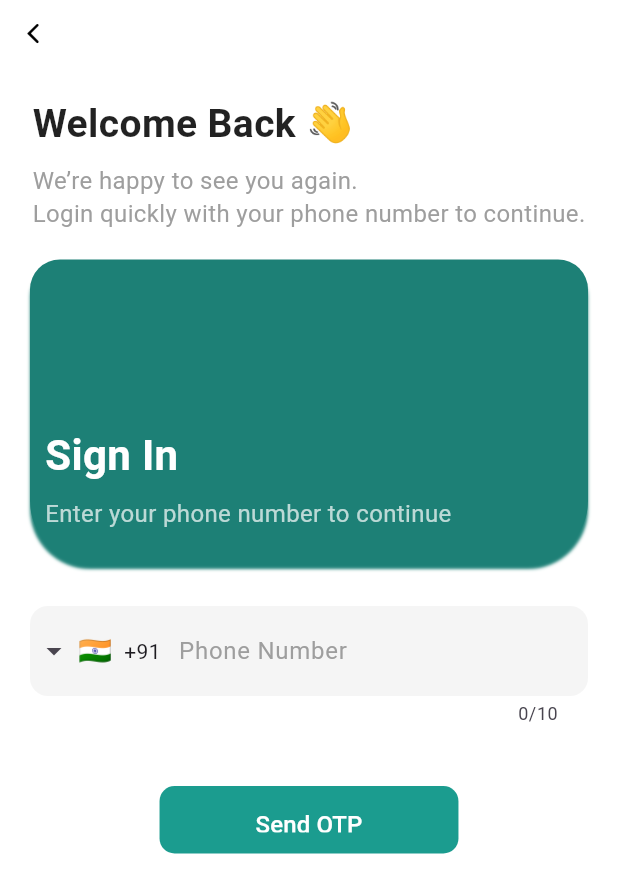
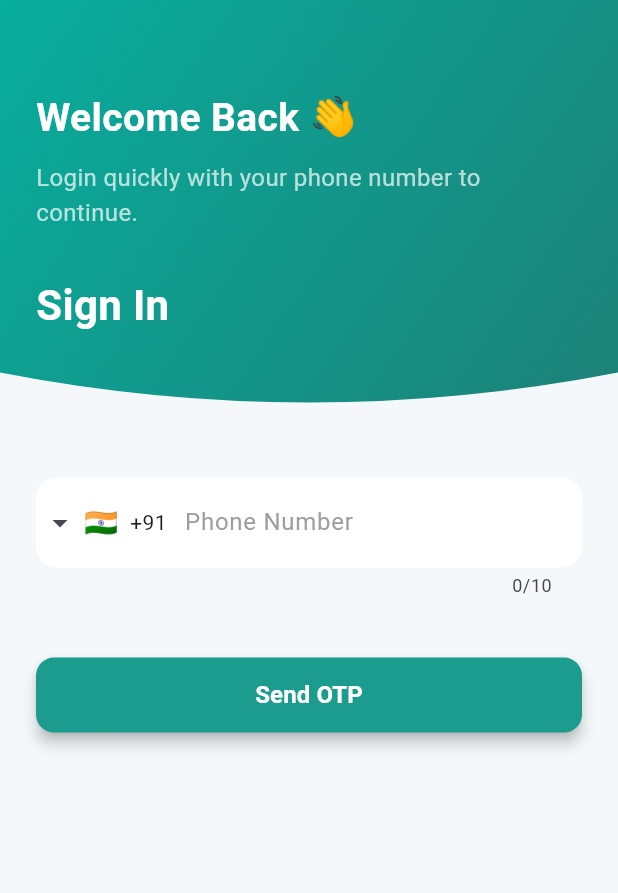
Before and after one commit to Roshandevelops/student_records, a Flutter app: the NumberScreen screen opened directly, on a phone screen of 412 x 824 dp. Shown: the top 893 px of the screen. Run offline on Flutter 3.47's test engine with Material 3 defaults, Android fonts, the phone set to English and light mode, and no system bars; drawn by our look-alikes of intl_phone_field; our stand-ins replace firebase_auth, firebase_core, flutter_otp_text_field, font_awesome_flutter, google_sign_in; accounts and stored records are empty.

Commit message:
numberscreen UI updated

```diff
--- a/lib/view/home/widget/number_screen.dart
+++ b/lib/view/home/widget/number_screen.dart
@@ -1,7 +1,5 @@
-import 'package:firebase_sample/widgets/outlined_button_widget.dart';
 import 'package:firebase_sample/view/home/widget/otp_screen.dart';
 import 'package:firebase_sample/widgets/constants.dart';
-import 'package:flutter/cupertino.dart';
 import 'package:flutter/material.dart';
 import 'package:flutter/services.dart';
 import 'package:intl_phone_field/intl_phone_field.dart';
@@ -11,89 +9,55 @@ class NumberScreen extends StatelessWidget {
 
   @override
   Widget build(BuildContext context) {
+    final size = MediaQuery.of(context).size;
+
     return Scaffold(
       resizeToAvoidBottomInset: false,
-      backgroundColor: Colors.white,
+      backgroundColor: const Color(0xFFF5F8FA),
       body: SafeArea(
         child: Column(
           children: [
-            Align(
-              alignment: Alignment.topLeft,
-              child: CupertinoButton(
-                padding: EdgeInsets.zero,
-                child: const Icon(
-                  CupertinoIcons.back,
-                  color: kBlack,
-                ),
-                onPressed: () {
-                  Navigator.of(context).pop();
-                },
+            // Header with wave & gradient
+            Stack(
+              children: [
+                ClipPath(
+                  clipper: WaveClipper(),
+                  child: Container(
+                    width: double.infinity,
+                    height: size.height * 0.35,
+                    decoration: const BoxDecoration(
+                      gradient: LinearGradient(
+                        colors: [Color(0xFF08AD9D), Color(0xFF1D8076)],
+                        begin: Alignment.topLeft,
+                        end: Alignment.bottomRight,
                       ),
                     ),
-
-            // Welcome Text
-            const Padding(
-              padding: EdgeInsets.symmetric(horizontal: 20, vertical: 20),
+                  ),
+                ),
+                Positioned(
+                  top: 60,
+                  left: 24,
+                  right: 24,
                   child: Column(
                     crossAxisAlignment: CrossAxisAlignment.start,
-                children: [
+                    children: const [
                       Text(
                         "Welcome Back 👋",
                         style: TextStyle(
                           fontSize: 26,
                           fontWeight: FontWeight.w700,
-                      color: Colors.black87,
+                          color: kwhite,
                         ),
                       ),
-                  SizedBox(height: 8),
+                      kHeight,
                       Text(
-                    "We’re happy to see you again.\nLogin quickly with your phone number to continue.",
+                        "Login quickly with your phone number to continue.",
                         style: TextStyle(
                           fontSize: 16,
-                      color: Colors.grey,
-                      height: 1.4,
+                          color: Colors.white70,
                         ),
                       ),
-                ],
-              ),
-            ),
-
-            // Sign In header with gradient
-            Padding(
-              padding: EdgeInsets.symmetric(horizontal: 20),
-              child: Container(
-                width: double.infinity,
-                padding: const EdgeInsets.only(
-                  top: 100,
-                  left: 10,
-                  right: 10,
-                  bottom: 20,
-                ),
-                decoration: BoxDecoration(
-                  boxShadow: [
-                    BoxShadow(
-                      color: Color(0xFF1D8076),
-                      offset: Offset(0, 5),
-                      blurRadius: 1,
-                    ),
-                  ],
-                  gradient: LinearGradient(
-                    colors: [
-                      Color(0xFF08AD9D),
-                      Color(0xFF1D8076),
-                    ],
-                    begin: Alignment.topLeft,
-                    end: Alignment.topLeft,
-                  ),
-                  borderRadius: BorderRadius.vertical(
-                    bottom: Radius.circular(40),
-                    top: Radius.circular(20),
-                  ),
-                ),
-                child: Column(
-                  crossAxisAlignment: CrossAxisAlignment.start,
-                  children: const [
-                    SizedBox(height: 10),
+                      SizedBox(height: 30),
                       Text(
                         "Sign In",
                         style: TextStyle(
@@ -102,58 +66,59 @@ class NumberScreen extends StatelessWidget {
                           color: Colors.white,
                         ),
                       ),
-                    SizedBox(height: 8),
-                    Text(
-                      "Enter your phone number to continue",
-                      style: TextStyle(
-                        fontSize: 16,
-                        color: Colors.white70,
-                      ),
-                    ),
                     ],
                   ),
-              ),
+                )
+              ],
             ),
 
+            // Input & Button
+            Expanded(
+              child: Padding(
+                padding: const EdgeInsets.symmetric(horizontal: 24),
+                child: Column(
+                  children: [
                     const SizedBox(height: 30),
 
-            // Phone number input
-            Padding(
-              padding: const EdgeInsets.symmetric(horizontal: 20),
-              child: IntlPhoneField(
+                    // Phone Input Field
+                    IntlPhoneField(
                       initialCountryCode: "IN",
                       inputFormatters: [
                         FilteringTextInputFormatter.digitsOnly,
                       ],
                       decoration: InputDecoration(
                         filled: true,
-                  fillColor: Colors.grey[100],
+                        fillColor: Colors.white,
                         hintText: 'Phone Number',
                         hintStyle: const TextStyle(color: Colors.grey),
                         border: OutlineInputBorder(
-                    borderRadius: BorderRadius.circular(12),
+                          borderRadius: BorderRadius.circular(14),
                           borderSide: BorderSide.none,
                         ),
-                  contentPadding:
-                      const EdgeInsets.symmetric(vertical: 18, horizontal: 16),
+                        contentPadding: const EdgeInsets.symmetric(
+                            vertical: 18, horizontal: 16),
                       ),
-                onChanged: (value) {
-                  // Handle number change
-                },
+                      onChanged: (value) {},
                       onCountryChanged: (value) {
                         print(value.code);
                       },
                       languageCode: "en",
                     ),
-            ),
 
                     const SizedBox(height: 40),
 
-            // Send OTP button
-            Center(
-              child: OutlinedButtonWidget(
-                borderColor: Colors.transparent,
+                    // Send OTP Button
+                    SizedBox(
+                      width: double.infinity,
+                      height: 50,
+                      child: ElevatedButton(
+                        style: ElevatedButton.styleFrom(
+                          elevation: 4,
                           backgroundColor: const Color(0xFF1B9C8F),
+                          shape: RoundedRectangleBorder(
+                            borderRadius: BorderRadius.circular(12),
+                          ),
+                        ),
                         onPressed: () {
                           Navigator.of(context).push(
                             MaterialPageRoute(
@@ -161,15 +126,17 @@ class NumberScreen extends StatelessWidget {
                             ),
                           );
                         },
-                child: const Padding(
-                  padding: EdgeInsets.symmetric(horizontal: 40, vertical: 14),
-                  child: Text(
+                        child: const Text(
                           "Send OTP",
                           style: TextStyle(
                             fontSize: 16,
-                      color: Colors.white,
+                            fontWeight: FontWeight.w600,
+                            color: kwhite,
                           ),
                         ),
+                      ),
+                    ),
+                  ],
                 ),
               ),
             ),
@@ -179,3 +146,22 @@ class NumberScreen extends StatelessWidget {
     );
   }
 }
+
+// Wavy ClipPath
+class WaveClipper extends CustomClipper<Path> {
+  @override
+  Path getClip(Size size) {
+    var path = Path();
+
+    path.lineTo(0, size.height - 40);
+    path.quadraticBezierTo(
+        size.width / 2, size.height, size.width, size.height - 40);
+    path.lineTo(size.width, 0);
+    path.close();
+
+    return path;
+  }
+
+  @override
+  bool shouldReclip(CustomClipper<Path> oldClipper) => false;
+}
```
Also changed, not shown: lib/view/home/widget/register_now_screen.dart (+82 -66 lines). Lines whose indentation alone changed are shown as unchanged.
